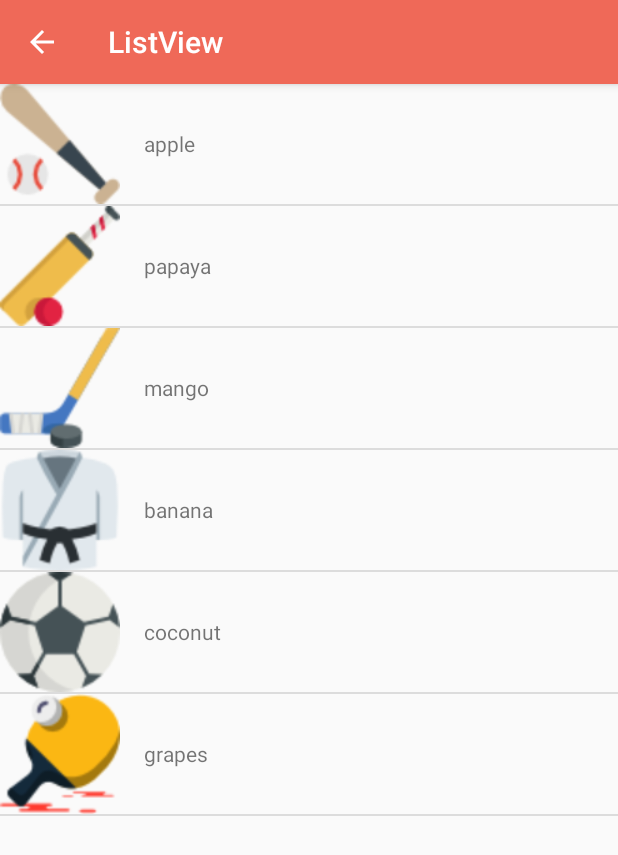
After one commit to sanjogshrestha/AccountDemo, an Android app: the ListViewArrayAdapter screen opened directly, with no data from a screen before it, on a phone screen of 412 x 824 dp. The commit adds this screen. Shown: the top 855 px of the screen. Run offline under Robolectric (Android 15) with nearby library versions, the phone set to English and light mode, and no system bars.

Commit message:
spinner and listview added

```diff
--- /dev/null
+++ b/app/src/main/java/np/cnblabs/accountdemo/ListViewArrayAdapter.java
@@ -0,0 +1,41 @@
+package np.cnblabs.accountdemo;
+
+import android.os.Bundle;
+import android.support.annotation.Nullable;
+import android.support.v7.app.AppCompatActivity;
+import android.view.View;
+import android.widget.AdapterView;
+import android.widget.ListView;
+import android.widget.Toast;
+
+import np.cnblabs.accountdemo.adapter.CustomAdapter;
+
+/**
+ * Created by sanjogstha on 11/19/17.
+ * Innovisto LLC
+ * sanjogshrestha.nepal@gmail.com
+ */
+
+public class ListViewArrayAdapter extends AppCompatActivity {
+    ListView listview;
+    String[] foods = {"apple", "papaya", "mango" , "banana", "coconut", "grapes"};
+
+    @Override
+    protected void onCreate(@Nullable Bundle savedInstanceState) {
+        super.onCreate(savedInstanceState);
+        setContentView(R.layout.activity_listview);
+
+        listview = findViewById(R.id.listView);
+        //ArrayAdapter<String> adapter = new ArrayAdapter<>(this, android.R.layout.simple_list_item_1, MainActivity.foods);
+        int[] drawable = {R.drawable.baseball, R.drawable.cricket, R.drawable.hockey, R.drawable.karate, R.drawable.soccer, R.drawable.tt};
+        final CustomAdapter adapter = new CustomAdapter(this, foods, drawable);
+        listview.setAdapter(adapter);
+
+        listview.setOnItemClickListener(new AdapterView.OnItemClickListener() {
+            @Override
+            public void onItemClick(AdapterView<?> adapterView, View view, int i, long l) {
+                Toast.makeText(ListViewArrayAdapter.this,adapterView.getItemAtPosition(i).toString(), Toast.LENGTH_SHORT).show();
+            }
+        });
+    }
+}
--- /dev/null
+++ b/app/src/main/java/np/cnblabs/accountdemo/adapter/CustomAdapter.java
@@ -0,0 +1,66 @@
+package np.cnblabs.accountdemo.adapter;
+
+import android.content.Context;
+import android.support.annotation.NonNull;
+import android.support.annotation.Nullable;
+import android.support.v4.content.ContextCompat;
+import android.view.LayoutInflater;
+import android.view.View;
+import android.view.ViewGroup;
+import android.widget.ArrayAdapter;
+import android.widget.ImageView;
+import android.widget.TextView;
+
+import np.cnblabs.accountdemo.R;
+
+/**
+ * Created by sanjogstha on 11/19/17.
+ * Innovisto LLC
+ * sanjogshrestha.nepal@gmail.com
+ */
+
+public class CustomAdapter extends ArrayAdapter {
+
+    private Context context;
+    private String[] data;
+    private int[] drawable;
+
+    public CustomAdapter(@NonNull Context context, @NonNull String[] data, int[] drawable) {
+        super(context, R.layout.custom_adapter_view);
+        this.context = context;
+        this.data = data;
+        this.drawable = drawable;
+    }
+
+    @NonNull
+    @Override
+    public View getView(int position, @NonNull View convertView, @NonNull ViewGroup parent) {
+        LayoutInflater layoutInflater = (LayoutInflater) context.getSystemService(Context.LAYOUT_INFLATER_SERVICE);
+        if(layoutInflater != null) {
+            convertView = layoutInflater.inflate(R.layout.custom_adapter_view, parent, false);
+            ViewHolder holder = new ViewHolder();
+            holder.title = convertView.findViewById(R.id.title);
+            holder.imageView = convertView.findViewById(R.id.imageView);
+            holder.title.setText(data[position]);
+            holder.imageView.setImageDrawable(ContextCompat.getDrawable(context, drawable[position]));
+        }
+        return convertView;
+    }
+
+
+    @Override
+    public int getCount() {
+        return data.length;
+    }
+
+    @Nullable
+    @Override
+    public Object getItem(int position) {
+        return data[position];
+    }
+
+    private class ViewHolder{
+        TextView title;
+        ImageView imageView;
+    }
+}
--- /dev/null
+++ b/app/src/main/res/layout/activity_listview.xml
@@ -0,0 +1,12 @@
+<?xml version="1.0" encoding="utf-8"?>
+<LinearLayout
+    xmlns:android="http://schemas.android.com/apk/res/android"
+    android:orientation="vertical"
+    android:layout_width="match_parent"
+    android:layout_height="match_parent">
+
+    <ListView
+        android:id="@+id/listView"
+        android:layout_width="match_parent"
+        android:layout_height="match_parent"/>
+</LinearLayout>
--- /dev/null
+++ b/app/src/main/res/layout/custom_adapter_view.xml
@@ -0,0 +1,22 @@
+<?xml version="1.0" encoding="utf-8"?>
+<LinearLayout
+    xmlns:android="http://schemas.android.com/apk/res/android"
+    xmlns:tools="http://schemas.android.com/tools"
+    android:orientation="horizontal"
+    android:layout_width="match_parent"
+    android:layout_height="wrap_content"
+    tools:ignore="UseCompoundDrawables">
+
+    <ImageView
+        android:id="@+id/imageView"
+        android:layout_width="80dp"
+        android:layout_height="80dp"
+        android:contentDescription="@string/app_name" />
+
+    <TextView
+        android:id="@+id/title"
+        android:layout_width="wrap_content"
+        android:layout_height="wrap_content"
+        android:layout_marginStart="@dimen/dimens_16"
+        android:layout_gravity="center_vertical"/>
+</LinearLayout>
--- a/app/src/main/res/values/strings.xml
+++ b/app/src/main/res/values/strings.xml
@@ -18,4 +18,5 @@
     <string name="terms_must_message">Accepting terms and condition is must</string>
     <string name="invalid_email">Invalid emal id</string>
     <string name="password_mismatch">Password Mis-match</string>
+    <string name="listview">ListView</string>
 </resources>
```
Also changed, not shown: app/src/main/AndroidManifest.xml (+7 -0 lines), app/src/main/java/np/cnblabs/accountdemo/Login.java (+29 -0 lines), app/src/main/java/np/cnblabs/accountdemo/MainActivity.java (added, +54 -0 lines), app/src/main/res/layout/activity_main.xml (+21 -3 lines), app/src/main/res/layout/custom_view.xml (added, +9 -0 lines), app/src/main/res/values/arrays.xml (added, +10 -0 lines), app/src/main/res/drawable/baseball.png (added), app/src/main/res/drawable/cricket.png (added), app/src/main/res/drawable/hockey.png (added), app/src/main/res/drawable/karate.png (added), app/src/main/res/drawable/soccer.png (added), app/src/main/res/drawable/tt.png (added).
